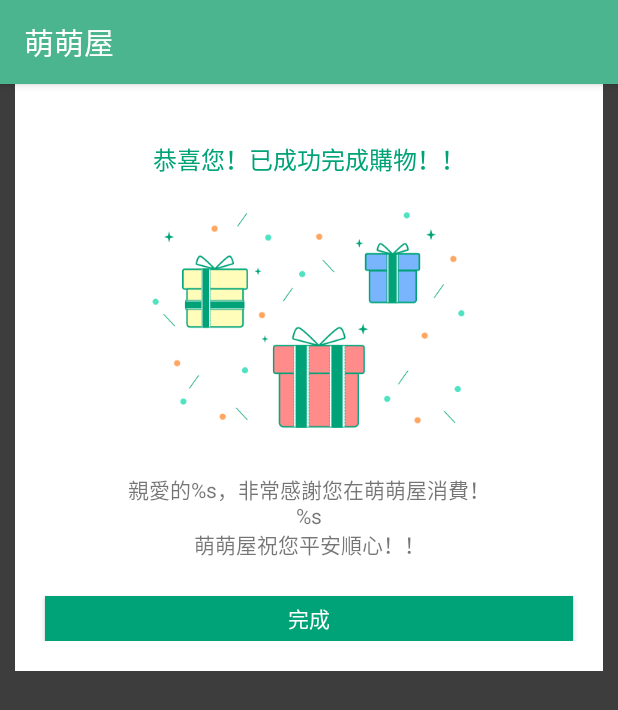
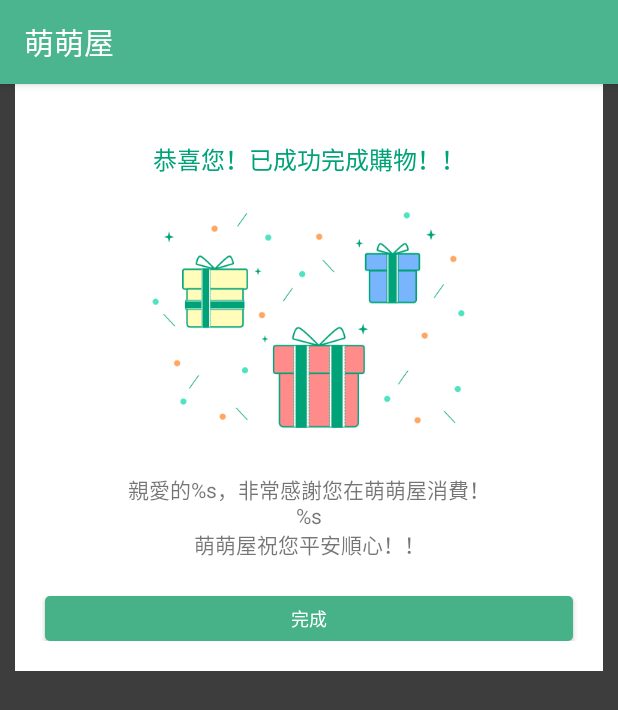
Before and after one commit to kosbrother/AndroidMongMong, an Android app: the fragment PurchaseFragment4 shown on its own in the app's theme, on a phone screen of 412 x 824 dp. Shown: the top 710 px of the screen. Run offline under Robolectric (Android 15) with nearby library versions, the phone set to English and light mode, and no system bars; 2 statements that could not run were skipped.

Commit message:
Modify purchase 4 layout

```diff
--- a/app/src/main/res/layout/fragment_purchase4.xml
+++ b/app/src/main/res/layout/fragment_purchase4.xml
@@ -1,5 +1,5 @@
 <?xml version="1.0" encoding="utf-8"?>
-<ScrollView xmlns:android="http://schemas.android.com/apk/res/android"
+<FrameLayout xmlns:android="http://schemas.android.com/apk/res/android"
     xmlns:tools="http://schemas.android.com/tools"
     android:layout_width="match_parent"
     android:layout_height="match_parent"
@@ -50,8 +50,9 @@
             android:layout_marginRight="20dp"
             android:layout_marginStart="20dp"
             android:layout_marginTop="24dp"
-            android:background="@color/green_text"
+            android:background="@drawable/button_green_selector"
             android:text="@string/finish"
-            android:textColor="@color/white" />
+            android:textColor="@color/white"
+            android:textSize="12sp" />
     </RelativeLayout>
-</ScrollView>
+</FrameLayout>
```
